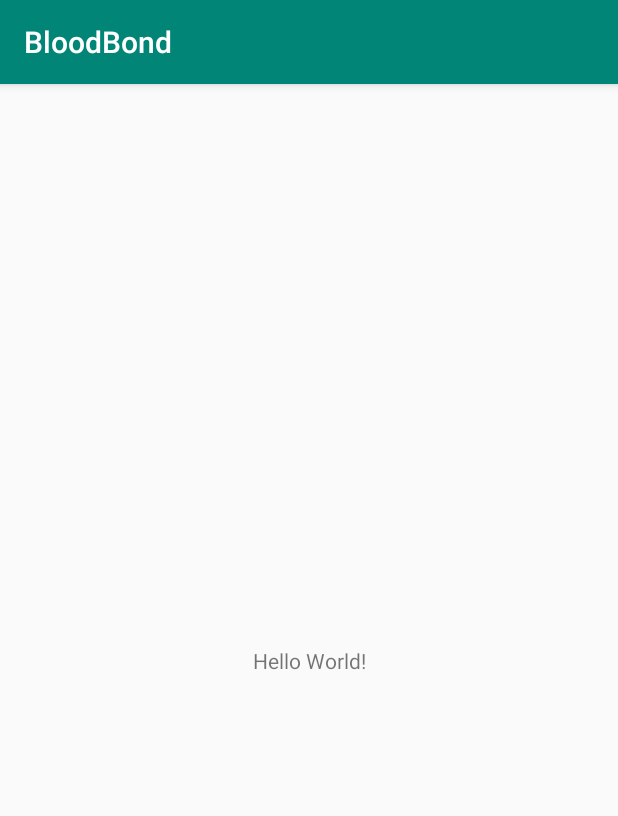
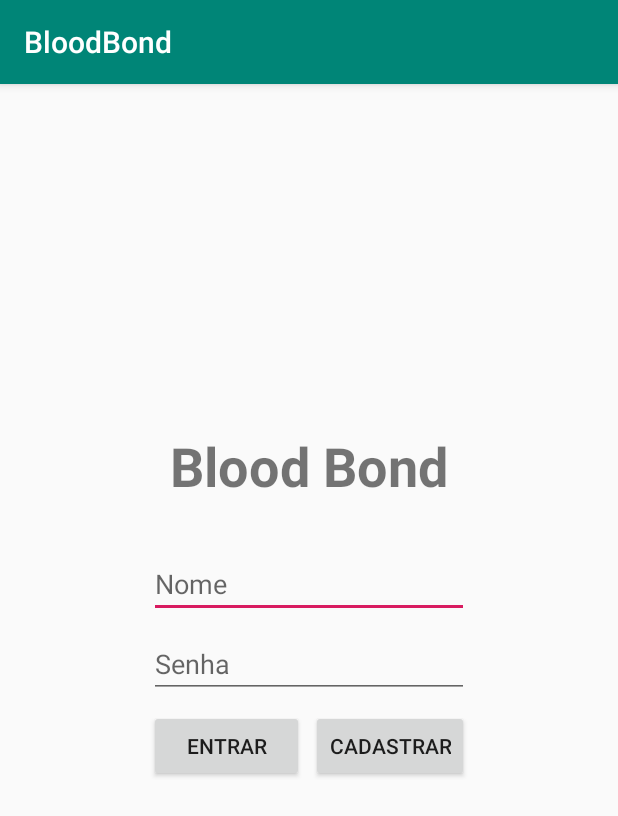
Before and after one commit to Vernalhav/App-doacao-sangue, an Android app: the screen it shows after launch (MainActivity), on a phone screen of 412 x 824 dp. Shown: the top 816 px of the screen. Run offline under Robolectric (Android 15) with nearby library versions, the phone set to English and light mode, and no system bars.

Commit message:
Interface básica

```diff
--- a/app/src/main/AndroidManifest.xml
+++ b/app/src/main/AndroidManifest.xml
@@ -9,6 +9,7 @@
         android:roundIcon="@mipmap/ic_launcher_round"
         android:supportsRtl="true"
         android:theme="@style/AppTheme">
+        <activity android:name=".telaCadastro"></activity>
         <activity android:name=".MainActivity">
             <intent-filter>
                 <action android:name="android.intent.action.MAIN" />
--- a/app/src/main/java/com/example/bloodbond/MainActivity.java
+++ b/app/src/main/java/com/example/bloodbond/MainActivity.java
@@ -1,7 +1,10 @@
 package com.example.bloodbond;
 
+import android.content.Intent;
 import android.support.v7.app.AppCompatActivity;
 import android.os.Bundle;
+import android.view.View;
+import android.widget.Button;
 
 public class MainActivity extends AppCompatActivity {
 
@@ -9,5 +12,15 @@ public class MainActivity extends AppCompatActivity {
     protected void onCreate(Bundle savedInstanceState) {
         super.onCreate(savedInstanceState);
         setContentView(R.layout.activity_main);
+
+        Button cadastro = findViewById(R.id.botaoCadastro);
+        final Intent intent = new Intent(this, telaCadastro.class);
+
+        cadastro.setOnClickListener(new View.OnClickListener(){
+            @Override
+            public void onClick(View v){
+                startActivity(intent);
+            }
+        });
     }
 }
--- a/app/src/main/res/layout/activity_main.xml
+++ b/app/src/main/res/layout/activity_main.xml
@@ -7,12 +7,68 @@
     tools:context=".MainActivity">
 
     <TextView
+        android:id="@+id/textView"
         android:layout_width="wrap_content"
         android:layout_height="wrap_content"
-        android:text="Hello World!"
+        android:text="Blood Bond"
+        android:textSize="36sp"
+        android:textStyle="bold"
         app:layout_constraintBottom_toBottomOf="parent"
-        app:layout_constraintLeft_toLeftOf="parent"
-        app:layout_constraintRight_toRightOf="parent"
-        app:layout_constraintTop_toTopOf="parent" />
+        app:layout_constraintEnd_toEndOf="parent"
+        app:layout_constraintStart_toStartOf="parent"
+        app:layout_constraintTop_toTopOf="parent"
+        app:layout_constraintVertical_bias="0.32" />
+
+    <EditText
+        android:id="@+id/nomeUsuario"
+        android:layout_width="wrap_content"
+        android:layout_height="wrap_content"
+        android:layout_marginTop="32dp"
+        android:ems="10"
+        android:hint="Nome"
+        android:inputType="textPersonName"
+        app:layout_constraintBottom_toBottomOf="parent"
+        app:layout_constraintEnd_toEndOf="parent"
+        app:layout_constraintStart_toStartOf="parent"
+        app:layout_constraintTop_toBottomOf="@+id/textView"
+        app:layout_constraintVertical_bias="0.0" />
+
+    <EditText
+        android:id="@+id/campoSenha"
+        android:layout_width="wrap_content"
+        android:layout_height="wrap_content"
+        android:layout_marginTop="8dp"
+        android:ems="10"
+        android:hint="Senha"
+        android:inputType="textPassword"
+        app:layout_constraintBottom_toBottomOf="parent"
+        app:layout_constraintEnd_toEndOf="parent"
+        app:layout_constraintStart_toStartOf="parent"
+        app:layout_constraintTop_toBottomOf="@+id/nomeUsuario"
+        app:layout_constraintVertical_bias="0.0" />
+
+    <Button
+        android:id="@+id/button"
+        android:layout_width="103dp"
+        android:layout_height="wrap_content"
+        android:layout_marginTop="8dp"
+        android:text="Entrar"
+        app:layout_constraintBottom_toBottomOf="parent"
+        app:layout_constraintStart_toStartOf="@+id/campoSenha"
+        app:layout_constraintTop_toBottomOf="@+id/campoSenha"
+        app:layout_constraintVertical_bias="0.0" />
+
+    <Button
+        android:id="@+id/botaoCadastro"
+        android:layout_width="wrap_content"
+        android:layout_height="wrap_content"
+        android:layout_marginTop="8dp"
+        android:text="Cadastrar"
+        app:layout_constraintBottom_toBottomOf="parent"
+        app:layout_constraintEnd_toEndOf="@+id/campoSenha"
+        app:layout_constraintHorizontal_bias="1.0"
+        app:layout_constraintStart_toEndOf="@+id/button"
+        app:layout_constraintTop_toBottomOf="@+id/campoSenha"
+        app:layout_constraintVertical_bias="0.0" />
 
 </android.support.constraint.ConstraintLayout>
```
Also changed, not shown: app/src/main/java/com/example/bloodbond/telaCadastro.java (added, +13 -0 lines), app/src/main/res/layout/activity_tela_cadastro.xml (added, +22 -0 lines).
